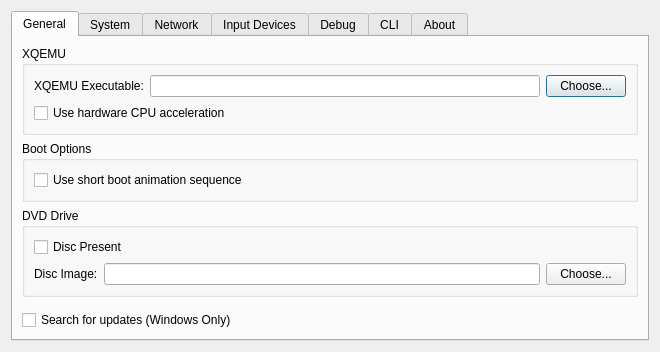
mborgerson/xqemu-manager, file settings.ui: the form before one commit.
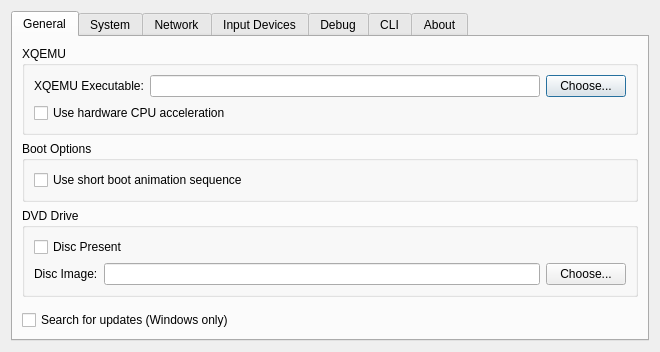
The form after the commit.

Commit message: Fix naming and add filesize in update dialog

What changed in the file:
```diff
--- a/settings.ui
+++ b/settings.ui
@@ -146,7 +146,7 @@
        <item>
         <widget class="QCheckBox" name="searchForUpdates">
          <property name="text">
-          <string>Search for updates (Windows Only)</string>
+          <string>Search for updates (Windows only)</string>
          </property>
         </widget>
        </item>
```
The commit also changes 1 other file.
